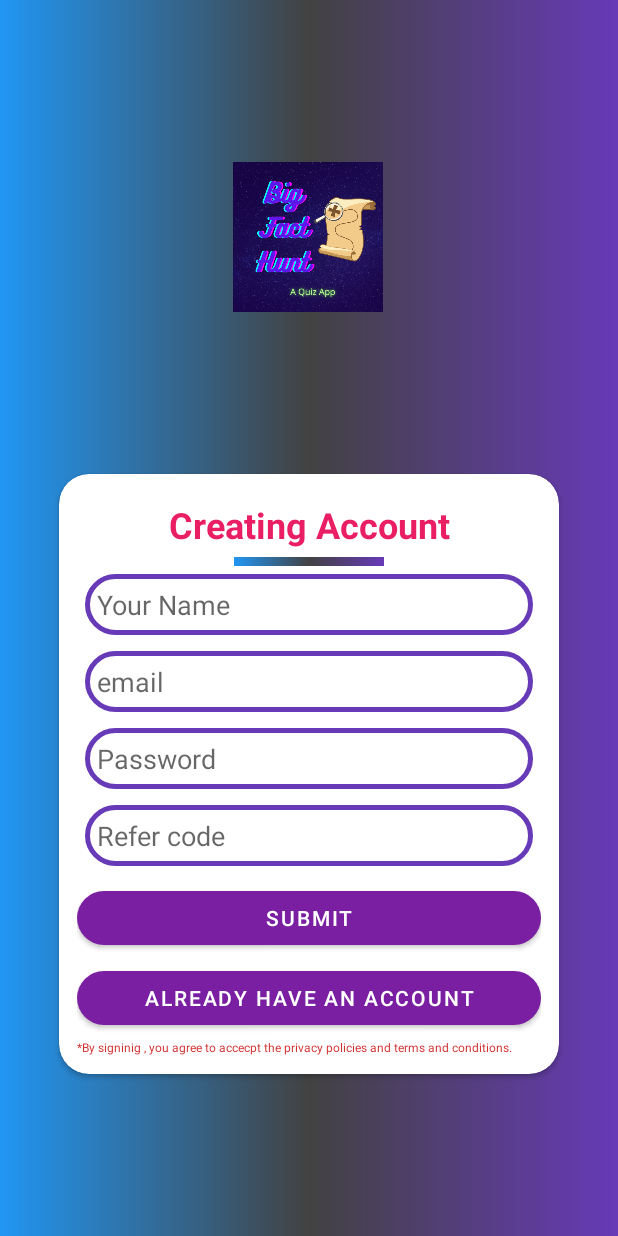
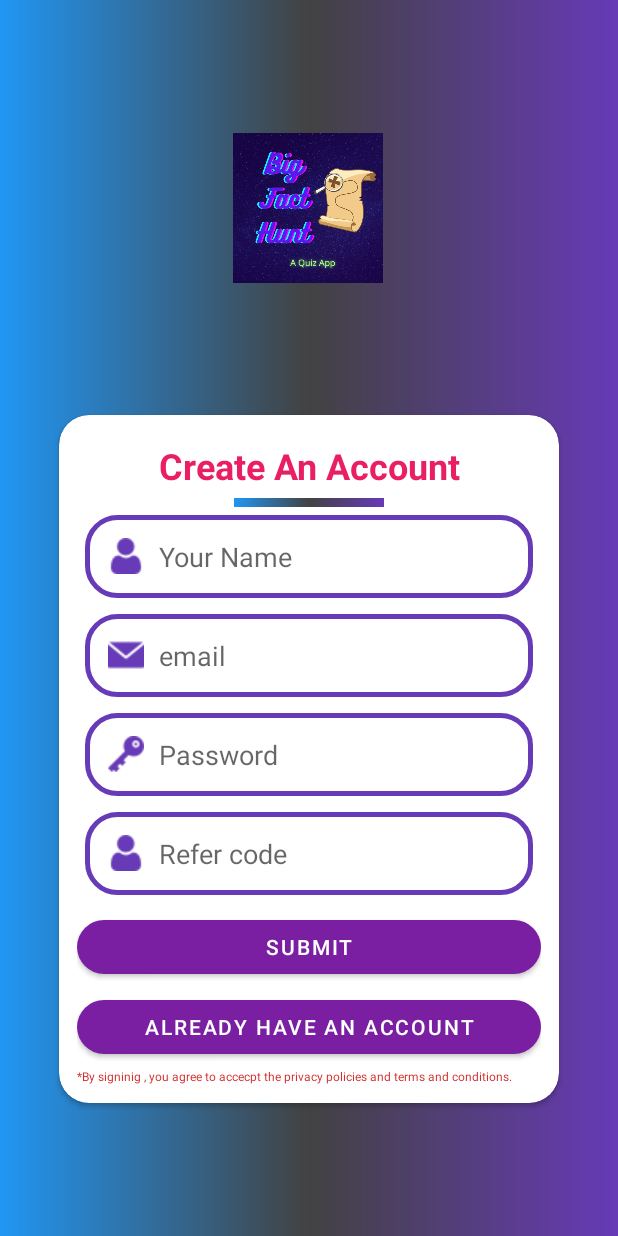
Before and after one commit to voty1212/Big-Fact-Hunt---A-Quiz-App, an Android app: the signup screen opened directly, with no data from a screen before it, after a tap on "SUBMIT", on a phone screen of 412 x 824 dp. Run offline under Robolectric (Android 15) with nearby library versions, the phone set to English and light mode, and no system bars; our stand-ins replace Firebase (no records; nobody signed in at launch, a user with empty details on screens opened directly); Roboto replaces fonts that are not available here.

Commit message:
added user info in database

```diff
--- a/app/build.gradle
+++ b/app/build.gradle
@@ -16,7 +16,7 @@ android {
         targetSdkVersion 30
         versionCode 1
         versionName "1.0"
-
+        multiDexEnabled true
         testInstrumentationRunner "androidx.test.runner.AndroidJUnitRunner"
     }
 
@@ -50,6 +50,7 @@ dependencies {
     implementation platform('com.google.firebase:firebase-bom:27.1.0')
     implementation 'com.google.firebase:firebase-analytics'
     implementation 'com.google.firebase:firebase-auth'
+    implementation 'com.google.firebase:firebase-firestore'
 
 
 
--- a/app/src/main/java/com/example/quizus/signup.java
+++ b/app/src/main/java/com/example/quizus/signup.java
@@ -4,6 +4,7 @@ import androidx.annotation.NonNull;
 import androidx.appcompat.app.AppCompatActivity;
 
 import android.app.Activity;
+import android.app.ProgressDialog;
 import android.content.Intent;
 import android.os.Bundle;
 import android.view.View;
@@ -14,12 +15,15 @@ import com.google.android.gms.tasks.OnCompleteListener;
 import com.google.android.gms.tasks.Task;
 import com.google.firebase.auth.AuthResult;
 import com.google.firebase.auth.FirebaseAuth;
+import com.google.firebase.firestore.FirebaseFirestore;
 
 
 public class signup extends AppCompatActivity {
 
     ActivitySignupBinding binding;
     FirebaseAuth auth;
+    FirebaseFirestore database;
+    ProgressDialog dialog;
 
     @Override
     protected void onCreate(Bundle savedInstanceState) {
@@ -28,25 +32,49 @@ public class signup extends AppCompatActivity {
         setContentView(binding.getRoot());
 
         auth = FirebaseAuth.getInstance();
+        database = FirebaseFirestore.getInstance();
+
+        dialog = new ProgressDialog(this);
+        dialog.setMessage("Creating New Account...");
 
         binding.createNewBtn.setOnClickListener(new View.OnClickListener() {
             @Override
             public void onClick(View v) {
-                String email,pass;
+                String email, pass, name, referCode;
 
                 email = binding.emailbox.getText().toString();
                 pass = binding.passwordbox.getText().toString();
+                name = binding.namebox.getText().toString();
+                referCode = binding.refercodebox.getText().toString();
 
+                user user = new user(name, email, pass, referCode);
+
+                dialog.show();
                 auth.createUserWithEmailAndPassword(email, pass).addOnCompleteListener(new OnCompleteListener<AuthResult>() {
                     @Override
                     public void onComplete(@NonNull Task<AuthResult> task) {
 
                         if(task.isSuccessful()){
+                            String uid = task.getResult().getUser().getUid();
+                            database
+                                    .collection("users")
+                                    .document(uid)
+                                    .set(user).addOnCompleteListener(new OnCompleteListener<Void>() {
+                                @Override
+                                public void onComplete(@NonNull Task<Void> task) {
+                                    if (task.isSuccessful()) {
+                                        dialog.dismiss();
+                                        startActivity(new Intent(signup.this, mainActivity.class));
+                                        finish();
+                                    } else {
+                                        Toast.makeText(signup.this, task.getException().getLocalizedMessage(), Toast.LENGTH_SHORT).show();
+                                    }
+                                }
+                            });
 
-                            Toast.makeText(signup.this, "Success", Toast.LENGTH_SHORT).show();
-                        }
-                        else
+                        }else
                         {
+                            dialog.dismiss();
                             Toast.makeText(signup.this, task.getException().getLocalizedMessage() , Toast.LENGTH_SHORT).show();
                         }
 
--- a/app/src/main/res/layout/activity_signup.xml
+++ b/app/src/main/res/layout/activity_signup.xml
@@ -55,7 +55,7 @@
                 android:layout_marginTop="5dp"
                 android:autoText="false"
                 android:gravity="center"
-                android:text="Creating Account"
+                android:text="Create An Account"
                 android:textColor="#E91E63"
                 android:textSize="24sp"
                 android:textStyle="bold" />
@@ -75,11 +75,13 @@
                 android:layout_gravity="center"
                 android:layout_margin="5dp"
                 android:background="@drawable/textbox"
+                android:drawableLeft="@drawable/user"
                 android:drawablePadding="10dp"
+                android:drawableTint="@color/purple"
                 android:ems="10"
                 android:hint="Your Name"
                 android:inputType="textPersonName"
-                android:padding="8dp" />
+                android:padding="15dp" />
 
             <EditText
                 android:id="@+id/emailbox"
@@ -87,10 +89,13 @@
                 android:layout_height="wrap_content"
                 android:layout_margin="5dp"
                 android:background="@drawable/textbox"
+                android:drawableLeft="@drawable/email"
+                android:drawablePadding="10dp"
+                android:drawableTint="@color/purple"
                 android:ems="10"
                 android:hint="email"
                 android:inputType="textEmailAddress"
-                android:padding="8dp" />
+                android:padding="15dp" />
 
             <EditText
                 android:id="@+id/passwordbox"
@@ -98,10 +103,13 @@
                 android:layout_height="wrap_content"
                 android:layout_margin="5dp"
                 android:background="@drawable/textbox"
+                android:drawableLeft="@drawable/password"
+                android:drawablePadding="10dp"
+                android:drawableTint="@color/purple"
                 android:ems="10"
                 android:hint="Password"
                 android:inputType="textPassword"
-                android:padding="8dp" />
+                android:padding="15dp" />
 
             <EditText
                 android:id="@+id/refercodebox"
@@ -109,10 +117,13 @@
                 android:layout_height="wrap_content"
                 android:layout_margin="5dp"
                 android:background="@drawable/textbox"
+                android:drawableLeft="@drawable/user"
+                android:drawablePadding="10dp"
+                android:drawableTint="@color/purple"
                 android:ems="10"
                 android:hint="Refer code"
                 android:inputType="textPersonName"
-                android:padding="8dp" />
+                android:padding="15dp" />
 
             <Button
                 android:id="@+id/createNewBtn"
```
Also changed, not shown: app/src/main/java/com/example/quizus/loginActivity.java (+10 -2 lines), app/src/main/java/com/example/quizus/user.java (added, +48 -0 lines).
